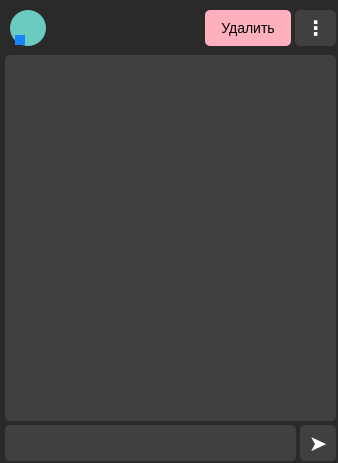
This is chat/chat.ui in b0shka/selling_apps as Qt 5 draws it before an edit. The edited form follows.
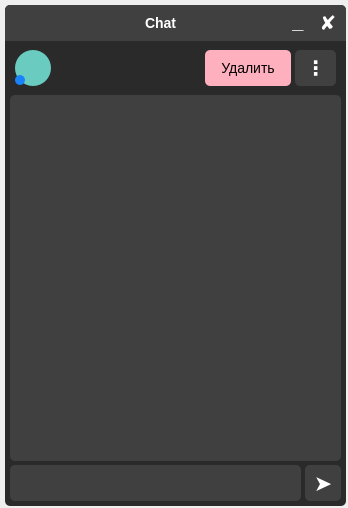
This is the edited form.

Patch:
```diff
--- a/chat/chat.ui
+++ b/chat/chat.ui
@@ -6,8 +6,8 @@
    <rect>
     <x>0</x>
     <y>0</y>
-    <width>338</width>
-    <height>463</height>
+    <width>348</width>
+    <height>508</height>
    </rect>
   </property>
   <property name="minimumSize">
@@ -18,22 +18,166 @@
   </property>
   <property name="maximumSize">
    <size>
-    <width>338</width>
-    <height>463</height>
+    <width>16777215</width>
+    <height>6546546</height>
    </size>
   </property>
   <property name="windowTitle">
    <string>Dialog</string>
   </property>
   <property name="styleSheet">
-   <string notr="true">background-color: #2a2a2a;
+   <string notr="true"/>
+  </property>
+  <widget class="QFrame" name="frame">
+   <property name="geometry">
+    <rect>
+     <x>5</x>
+     <y>5</y>
+     <width>341</width>
+     <height>501</height>
+    </rect>
+   </property>
+   <property name="minimumSize">
+    <size>
+     <width>341</width>
+     <height>501</height>
+    </size>
+   </property>
+   <property name="maximumSize">
+    <size>
+     <width>341</width>
+     <height>501</height>
+    </size>
+   </property>
+   <property name="styleSheet">
+    <string notr="true">border: none;
+border-radius: 5px;
+background-color: #2a2a2a;
 color: white;</string>
   </property>
+   <property name="frameShape">
+    <enum>QFrame::StyledPanel</enum>
+   </property>
+   <property name="frameShadow">
+    <enum>QFrame::Raised</enum>
+   </property>
+   <widget class="QFrame" name="frame_3">
+    <property name="geometry">
+     <rect>
+      <x>0</x>
+      <y>0</y>
+      <width>341</width>
+      <height>36</height>
+     </rect>
+    </property>
+    <property name="styleSheet">
+     <string notr="true">QFrame{
+	border-bottom-left-radius: 0px;
+	border-bottom-right-radius: 0px;
+	background-color: #404040;
+}</string>
+    </property>
+    <property name="frameShape">
+     <enum>QFrame::StyledPanel</enum>
+    </property>
+    <property name="frameShadow">
+     <enum>QFrame::Raised</enum>
+    </property>
+    <widget class="QPushButton" name="pushButton_8">
+     <property name="geometry">
+      <rect>
+       <x>310</x>
+       <y>5</y>
+       <width>26</width>
+       <height>26</height>
+      </rect>
+     </property>
+     <property name="font">
+      <font>
+       <pointsize>-1</pointsize>
+       <weight>75</weight>
+       <bold>true</bold>
+      </font>
+     </property>
+     <property name="styleSheet">
+      <string notr="true">QPushButton {
+	font-size: 20px;
+	height: 28px;
+	color: white;
+	background-color: #404040;
+	border-radius: 5px;
+}
+QPushButton::hover {
+	background-color: #ffb0be;
+	color: black;
+}</string>
+     </property>
+     <property name="text">
+      <string>✘</string>
+     </property>
+    </widget>
+    <widget class="QPushButton" name="pushButton_9">
+     <property name="geometry">
+      <rect>
+       <x>280</x>
+       <y>5</y>
+       <width>26</width>
+       <height>26</height>
+      </rect>
+     </property>
+     <property name="font">
+      <font>
+       <pointsize>-1</pointsize>
+       <weight>75</weight>
+       <bold>true</bold>
+      </font>
+     </property>
+     <property name="styleSheet">
+      <string notr="true">QPushButton {
+	padding-bottom: 4px;
+	font-size: 20px;
+	color: white;
+	background-color: #404040;
+	border-radius: 5px;
+}
+QPushButton::hover {
+	background-color: #2a2a2a;
+}</string>
+     </property>
+     <property name="text">
+      <string>_</string>
+     </property>
+    </widget>
+    <widget class="QLabel" name="label_9">
+     <property name="geometry">
+      <rect>
+       <x>140</x>
+       <y>10</y>
+       <width>41</width>
+       <height>16</height>
+      </rect>
+     </property>
+     <property name="font">
+      <font>
+       <pointsize>-1</pointsize>
+       <weight>75</weight>
+       <bold>true</bold>
+      </font>
+     </property>
+     <property name="styleSheet">
+      <string notr="true">font-size: 14px;
+color: white;</string>
+     </property>
+     <property name="text">
+      <string>Chat</string>
+     </property>
+    </widget>
+   </widget>
   <widget class="QLineEdit" name="lineEdit_3">
    <property name="geometry">
     <rect>
      <x>5</x>
-     <y>425</y>
+      <y>460</y>
      <width>291</width>
      <height>36</height>
     </rect>
@@ -47,35 +191,11 @@
 border-radius: 5px;</string>
    </property>
   </widget>
-  <widget class="QLabel" name="label_7">
-   <property name="geometry">
-    <rect>
-     <x>55</x>
-     <y>20</y>
-     <width>141</width>
-     <height>21</height>
-    </rect>
-   </property>
-   <property name="font">
-    <font>
-     <pointsize>-1</pointsize>
-     <weight>75</weight>
-     <bold>true</bold>
-    </font>
-   </property>
-   <property name="styleSheet">
-    <string notr="true">font-size: 15px;
-color: white;</string>
-   </property>
-   <property name="text">
-    <string/>
-   </property>
-  </widget>
   <widget class="QPushButton" name="pushButton">
    <property name="geometry">
     <rect>
      <x>300</x>
-     <y>425</y>
+      <y>460</y>
      <width>36</width>
      <height>36</height>
     </rect>
@@ -108,7 +228,7 @@
    <property name="geometry">
     <rect>
      <x>5</x>
-     <y>55</y>
+      <y>90</y>
      <width>331</width>
      <height>366</height>
     </rect>
@@ -134,46 +254,42 @@
 	padding: 2 px 6px;
 }</string>
    </property>
-  </widget>
-  <widget class="QPushButton" name="pushButton_2">
+    <property name="verticalScrollBarPolicy">
+     <enum>Qt::ScrollBarAlwaysOff</enum>
+    </property>
+    <property name="autoScrollMargin">
+     <number>16</number>
+    </property>
+    <property name="verticalScrollMode">
+     <enum>QAbstractItemView::ScrollPerItem</enum>
+    </property>
+    <property name="wordWrap">
+     <bool>true</bool>
+    </property>
+   </widget>
+   <widget class="QFrame" name="frame_4">
    <property name="geometry">
     <rect>
-     <x>10</x>
-     <y>10</y>
-     <width>36</width>
-     <height>36</height>
-    </rect>
-   </property>
-   <property name="font">
-    <font>
-     <pointsize>-1</pointsize>
-     <weight>75</weight>
-     <bold>true</bold>
-    </font>
-   </property>
+      <x>5</x>
+      <y>40</y>
+      <width>331</width>
+      <height>46</height>
+     </rect>
+    </property>
    <property name="styleSheet">
-    <string notr="true">QPushButton {
-	padding: 2px;
-	font-size: 18px;
-	height: 28px;
-	color: black;
-	background-color: #6accc1;
-	border-radius: 18px;
-}
-
-QPushButton::hover {
-	background-color: #55ada3;
-}</string>
-   </property>
-   <property name="text">
-    <string/>
-   </property>
-  </widget>
+     <string notr="true">background-color: #2a2a2a;</string>
+    </property>
+    <property name="frameShape">
+     <enum>QFrame::StyledPanel</enum>
+    </property>
+    <property name="frameShadow">
+     <enum>QFrame::Raised</enum>
+    </property>
   <widget class="QPushButton" name="pushButton_3">
    <property name="geometry">
     <rect>
-     <x>295</x>
-     <y>10</y>
+       <x>285</x>
+       <y>5</y>
      <width>41</width>
      <height>36</height>
     </rect>
@@ -206,8 +322,8 @@
   <widget class="QPushButton" name="pushButton_4">
    <property name="geometry">
     <rect>
-     <x>205</x>
-     <y>10</y>
+       <x>195</x>
+       <y>5</y>
      <width>86</width>
      <height>36</height>
     </rect>
@@ -224,11 +340,45 @@
     <string>Удалить</string>
    </property>
   </widget>
+    <widget class="QPushButton" name="pushButton_2">
+     <property name="geometry">
+      <rect>
+       <x>5</x>
+       <y>5</y>
+       <width>36</width>
+       <height>36</height>
+      </rect>
+     </property>
+     <property name="font">
+      <font>
+       <pointsize>-1</pointsize>
+       <weight>75</weight>
+       <bold>true</bold>
+      </font>
+     </property>
+     <property name="styleSheet">
+      <string notr="true">QPushButton {
+	padding: 2px;
+	font-size: 18px;
+	height: 28px;
+	color: black;
+	background-color: #6accc1;
+	border-radius: 18px;
+}
+
+QPushButton::hover {
+	background-color: #55ada3;
+}</string>
+     </property>
+     <property name="text">
+      <string/>
+     </property>
+    </widget>
   <widget class="QLabel" name="label_8">
    <property name="geometry">
     <rect>
-     <x>15</x>
-     <y>35</y>
+       <x>5</x>
+       <y>30</y>
      <width>10</width>
      <height>10</height>
     </rect>
@@ -248,6 +398,32 @@
    <property name="text">
     <string/>
    </property>
+    </widget>
+    <widget class="QLabel" name="label_7">
+     <property name="geometry">
+      <rect>
+       <x>50</x>
+       <y>10</y>
+       <width>136</width>
+       <height>26</height>
+      </rect>
+     </property>
+     <property name="font">
+      <font>
+       <pointsize>-1</pointsize>
+       <weight>75</weight>
+       <bold>true</bold>
+      </font>
+     </property>
+     <property name="styleSheet">
+      <string notr="true">font-size: 15px;
+color: white;</string>
+     </property>
+     <property name="text">
+      <string/>
+     </property>
+    </widget>
+   </widget>
   </widget>
  </widget>
  <resources/>
```
Lines whose indentation alone changed are shown as unchanged.
